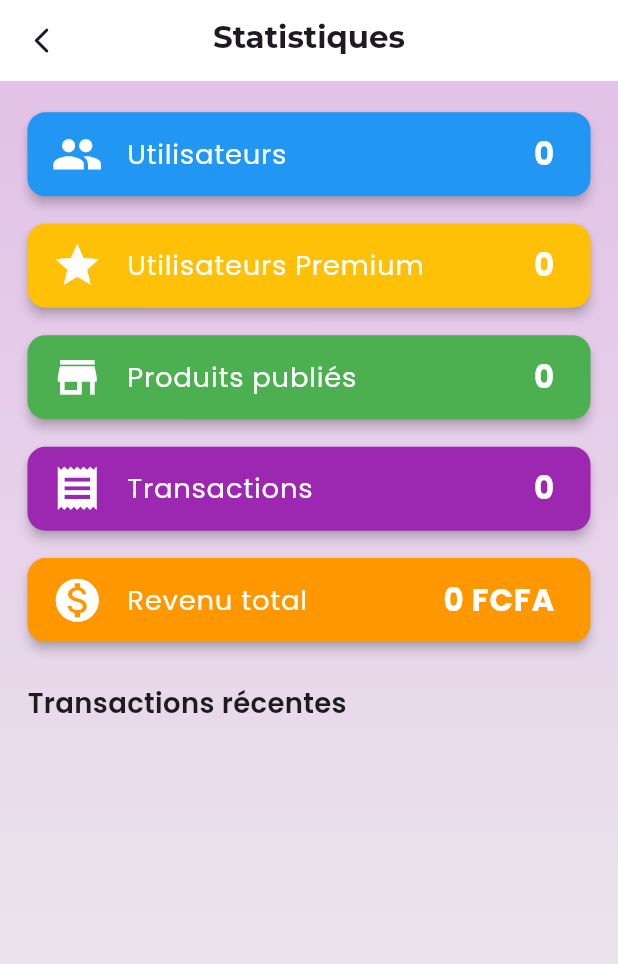
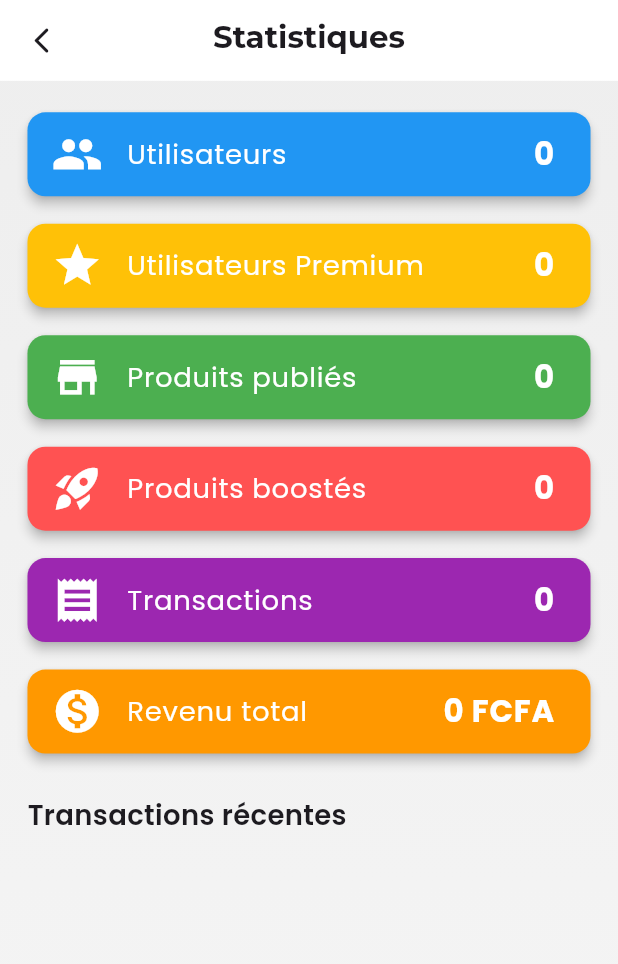
Before and after one commit to salif18/market_place_micro_sugu, a Flutter app: the AdminStatsPage screen opened directly, on a phone screen of 412 x 824 dp. Shown: the top 964 px of the screen. Run offline on Flutter 3.47's test engine with Material 3 defaults, Android fonts, the phone set to English and light mode, and no system bars; our stand-ins replace cloud_firestore, dio, firebase_auth, firebase_core, firebase_messaging, firebase_storage and 8 more; missing offline and left inert: flutter_mdi_icons; accounts and stored records are empty.

Commit message:
ajout de nombre de boost au stat

```diff
--- a/sugu/lib/views/admin/admin_view.dart
+++ b/sugu/lib/views/admin/admin_view.dart
@@ -17,6 +17,7 @@ class _AdminStatsPageState extends State<AdminStatsPage> {
   int productCount = 0;
   int transactionCount = 0;
   int totalRevenue = 0;
+  int boostedCount = 0;
 
   List<Map<String, dynamic>> recentTransactions = [];
 
@@ -48,6 +49,8 @@ class _AdminStatsPageState extends State<AdminStatsPage> {
       userCount = users.docs.length;
       premiumCount =
           users.docs.where((u) => u.data()['isPremium'] == true).length;
+      boostedCount =
+          articles.docs.where((a) => a.data()['boost'] == true).length;
       productCount = articles.docs.length;
       transactionCount = transactions.docs.length;
       totalRevenue = total;
@@ -92,7 +95,7 @@ class _AdminStatsPageState extends State<AdminStatsPage> {
             gradient: LinearGradient(
               begin: Alignment.topCenter,
               end: Alignment.bottomCenter,
-              colors: [Colors.purple.shade100, Colors.grey.shade200],
+              colors: [Colors.grey.shade200,Colors.grey.shade100,],
             ),
           ),
           child: CustomScrollView(
@@ -139,6 +142,12 @@ class _AdminStatsPageState extends State<AdminStatsPage> {
                     "$productCount",
                     Icons.store,
                     Colors.green,
+                  ),
+                  buildStatCard(
+                    "Produits boostés",
+                    "$boostedCount",
+                    Icons.rocket_launch,
+                    Colors.redAccent,
                   ),
                   buildStatCard(
                     "Transactions",
```
Also changed, not shown: sugu/lib/views/annonces/widgets/no_boost.dart (+4 -4 lines).
